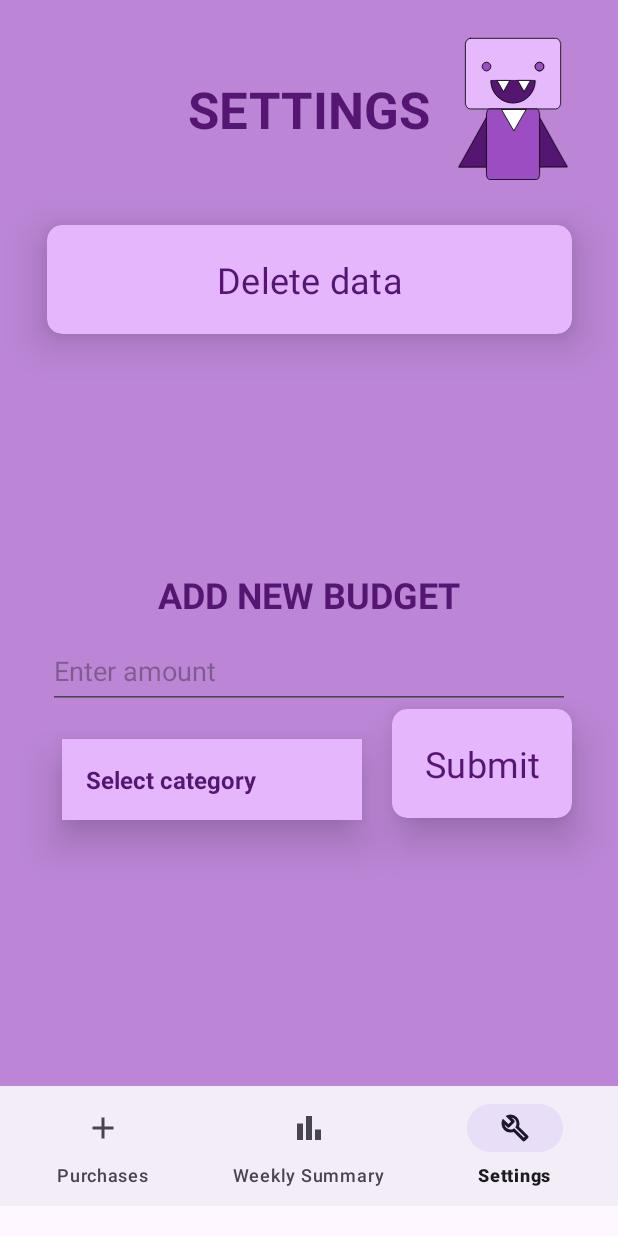
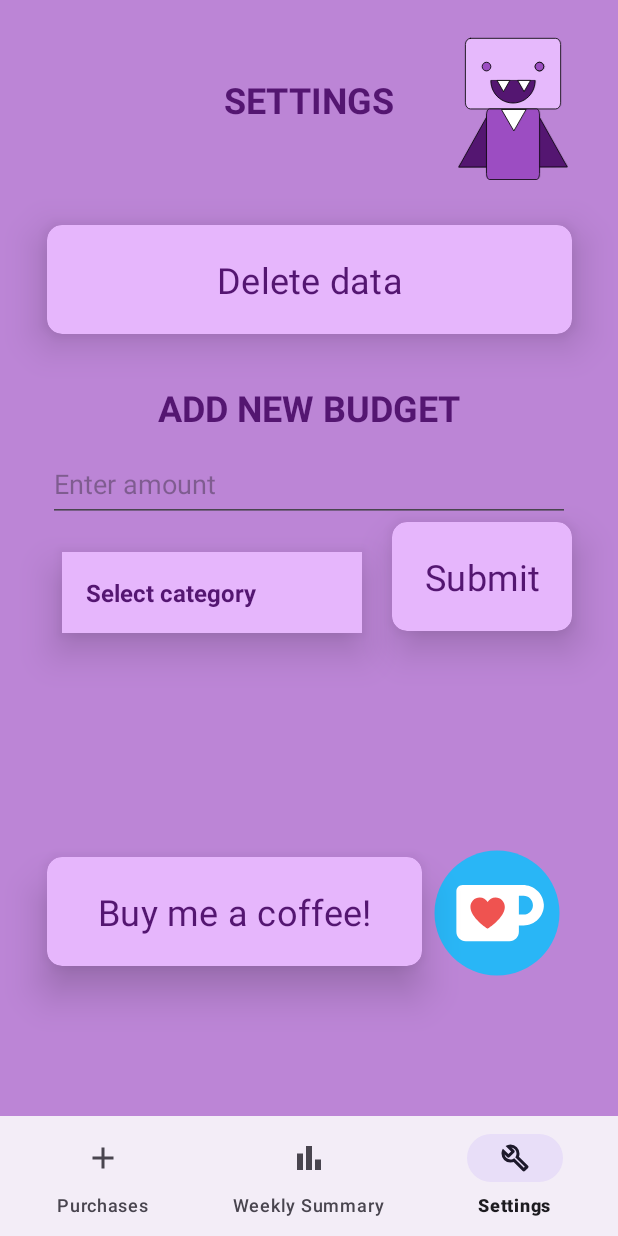
Before and after one commit to montana-rusa/Vampire, an Android app: the screen it shows after launch (MainActivity), item 3 of the bottom bar chosen, on a phone screen of 412 x 824 dp. Run offline under Robolectric (Android 15) with nearby library versions, the phone set to English and light mode, and no system bars; our stand-ins replace Room's generated code.

Commit message:
formatting improvements and coffee added

```diff
--- a/app/src/main/java/com/example/vampire/SettingFragment.kt
+++ b/app/src/main/java/com/example/vampire/SettingFragment.kt
@@ -1,5 +1,7 @@
 package com.example.vampire
 
+import android.content.Intent
+import android.net.Uri
 import android.os.Bundle
 import androidx.fragment.app.Fragment
 import android.view.LayoutInflater
@@ -12,6 +14,7 @@ import android.widget.Spinner
 import androidx.lifecycle.lifecycleScope
 import kotlinx.coroutines.Dispatchers
 import kotlinx.coroutines.launch
+import androidx.core.net.toUri
 
 class SettingFragment : Fragment() {
 
@@ -72,6 +75,13 @@ class SettingFragment : Fragment() {
             }
         }
 
+        val kofiButton = view.findViewById<Button>(R.id.submitButton3)
+        kofiButton.setOnClickListener {
+            val url = "https://ko-fi.com/spleenstealer"
+            val intent = Intent(Intent.ACTION_VIEW, url.toUri())
+            startActivity(intent)
+        }
+
 
         return view
     }
--- /dev/null
+++ b/app/src/main/res/drawable/kofi.xml
@@ -0,0 +1,15 @@
+<vector xmlns:android="http://schemas.android.com/apk/res/android"
+    android:width="96dp"
+    android:height="96dp"
+    android:viewportWidth="48"
+    android:viewportHeight="48">
+  <path
+      android:pathData="M24,44C12.972,44 4,35.028 4,24S12.972,4 24,4s20,8.972 20,20S35.028,44 24,44z"
+      android:fillColor="#29b6f6"/>
+  <path
+      android:pathData="M32.227,15L13,15c-1.105,0 -2,0.895 -2,2v13c0,1.657 1.343,3 3,3h14c1.657,0 3,-1.343 3,-3v-2h1.5c3.656,0 6.607,-3.019 6.497,-6.7C38.89,17.743 35.787,15 32.227,15zM32.5,24.5H31v-6h1.5c1.657,0 3,1.343 3,3v0C35.5,23.157 34.157,24.5 32.5,24.5z"
+      android:fillColor="#fff"/>
+  <path
+      android:pathData="M23.538,19c-1.084,0 -2.022,0.605 -2.538,1.498C20.484,19.605 19.546,19 18.462,19c-1.636,0 -2.962,1.363 -2.962,3.043C15.5,25.522 21,29 21,29s5.5,-3.478 5.5,-6.957C26.5,20.363 25.174,19 23.538,19z"
+      android:fillColor="#ef5350"/>
+</vector>
--- a/app/src/main/res/layout/activity_main.xml
+++ b/app/src/main/res/layout/activity_main.xml
@@ -19,7 +19,6 @@
         android:layout_width="match_parent"
         android:layout_height="wrap_content"
         android:layout_alignParentBottom="true"
-        android:layout_marginBottom="20dp"
         app:menu="@menu/nav_menu" />
 
 </RelativeLayout>
--- a/app/src/main/res/layout/fragment_setting.xml
+++ b/app/src/main/res/layout/fragment_setting.xml
@@ -24,7 +24,7 @@
         android:text="SETTINGS"
         android:textColor="@color/darkPurple"
         android:layout_marginTop="50dp"
-        android:textSize="34sp"
+        android:textSize="24sp"
         android:textStyle="bold"
         app:layout_constraintTop_toTopOf="parent"
         android:layout_marginBottom="10dp"
@@ -68,7 +68,7 @@
         android:backgroundTint="@color/lightPurple"
         app:layout_constraintTop_toBottomOf="@id/cardView1"
         app:layout_constraintEnd_toEndOf="@id/cardView1"
-        android:layout_marginTop="250dp">
+        android:layout_marginTop="125dp">
 
     <Button
         android:id="@+id/submitButton2"
@@ -123,8 +123,43 @@
         app:layout_constraintBottom_toTopOf="@id/editText2"
         android:layout_marginBottom="10dp"
         app:layout_constraintStart_toStartOf="parent"
-
         app:layout_constraintEnd_toEndOf="parent"/>
 
 
+    <androidx.cardview.widget.CardView
+        android:id="@+id/cardView3"
+        android:layout_width="250dp"
+        android:layout_height="wrap_content"
+        app:cardCornerRadius="10dp"
+        app:cardElevation="8dp"
+        android:translationZ="8dp"
+        android:backgroundTint="@color/lightPurple"
+        app:layout_constraintBottom_toBottomOf="parent"
+        app:layout_constraintStart_toStartOf="@+id/cardView1"
+        android:layout_marginBottom="100dp">
+
+        <Button
+            android:id="@+id/submitButton3"
+            android:layout_width="match_parent"
+            android:layout_height="match_parent"
+            android:fontFamily="sans-serif"
+            android:padding="16dp"
+            android:text="Buy me a coffee!"
+            android:textColor="@color/darkPurple"
+            android:textSize="24sp"
+            app:backgroundTint="@android:color/transparent"
+            app:cornerRadius="10dp"
+            />
+    </androidx.cardview.widget.CardView>
+
+    <ImageView
+        android:layout_width="100dp"
+        android:layout_height="100dp"
+        android:src="@drawable/kofi"
+        app:layout_constraintBottom_toBottomOf="parent"
+        app:layout_constraintStart_toEndOf="@id/cardView3"
+        android:layout_marginBottom="85dp"/>
+
+
+
 </androidx.constraintlayout.widget.ConstraintLayout>
--- a/app/src/main/res/layout/fragment_summary.xml
+++ b/app/src/main/res/layout/fragment_summary.xml
@@ -15,7 +15,7 @@
         android:text="WEEK SUMMARY"
         android:textColor="@color/darkPurple"
         android:layout_marginTop="50dp"
-        android:textSize="34sp"
+        android:textSize="24sp"
         android:textStyle="bold"
         app:layout_constraintTop_toTopOf="parent"
         android:layout_marginBottom="10dp"
@@ -26,7 +26,7 @@
     <com.github.mikephil.charting.charts.BarChart
         android:id="@+id/barChart"
         android:layout_width="match_parent"
-        android:layout_height="250dp"
+        android:layout_height="200dp"
         android:layout_marginStart="32dp"
         android:layout_marginEnd="32dp"
 
@@ -40,7 +40,7 @@
     <com.github.mikephil.charting.charts.PieChart
         android:id="@+id/pieChart"
         android:layout_width="match_parent"
-        android:layout_height="250dp"
+        android:layout_height="200dp"
         android:layout_marginStart="32dp"
         android:layout_marginEnd="32dp"
 
--- /dev/null
+++ b/app/src/main/res/values/ic_launcher_background.xml
@@ -0,0 +1,4 @@
+<?xml version="1.0" encoding="utf-8"?>
+<resources>
+    <color name="ic_launcher_background">#DEB9FF</color>
+</resources>
```
Also changed, not shown: app/src/main/java/com/example/vampire/SummaryFragment.kt (+10 -0 lines), app/src/main/res/layout/fragment_add.xml (+4 -7 lines), app/src/main/ic_launcher-playstore.png (added), app/src/main/res/mipmap-hdpi/ic_launcher_foreground.webp (added), app/src/main/res/mipmap-mdpi/ic_launcher_foreground.webp (added), app/src/main/res/mipmap-xhdpi/ic_launcher_foreground.webp (added), app/src/main/res/mipmap-xxhdpi/ic_launcher_foreground.webp (added), app/src/main/res/mipmap-xxxhdpi/ic_launcher_foreground.webp (added).
